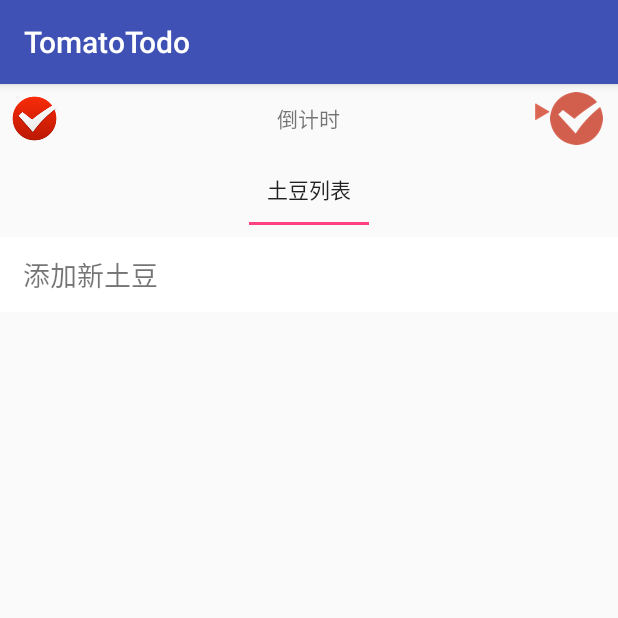
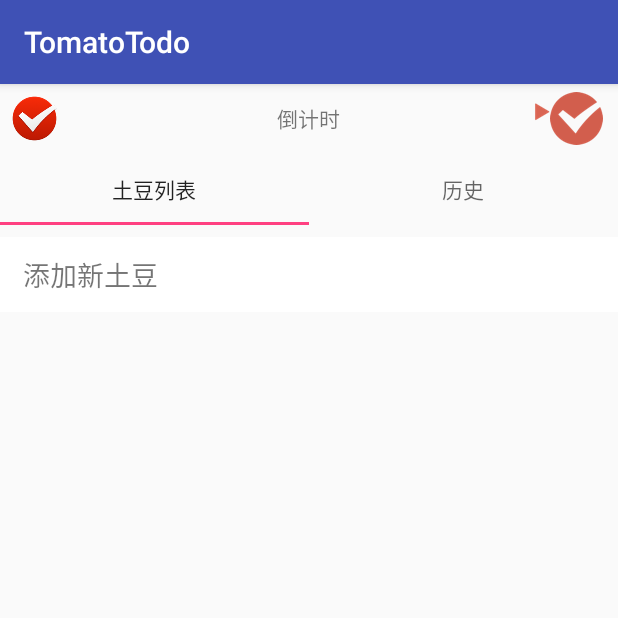
Before and after one commit to penglei3322/TomatoTodo, an Android app: the screen it shows after launch (MainActivity), on a phone screen of 412 x 824 dp, the top half of it. Run offline under Robolectric (Android 15) with nearby library versions, the phone set to English and light mode, and no system bars; our stand-ins replace EventBus.

Commit message:
统计界面

````diff
--- a/TomatoTodo/app/src/main/java/com/example/dllo/tomatotodo/main/MainActivity.java
+++ b/TomatoTodo/app/src/main/java/com/example/dllo/tomatotodo/main/MainActivity.java
@@ -10,6 +10,7 @@ import android.support.v4.view.ViewPager;
 import android.util.Log;
 import android.widget.CheckBox;
 import android.widget.CompoundButton;
+import android.widget.ExpandableListView;
 import android.widget.TextView;
 
 import com.example.dllo.tomatotodo.R;
@@ -17,6 +18,7 @@ import com.example.dllo.tomatotodo.base.BaseActivity;
 import com.example.dllo.tomatotodo.potatolist.PotatoListFragment;
 import com.example.dllo.tomatotodo.service.CountDownEvent;
 import com.example.dllo.tomatotodo.service.TomatoService;
+import com.example.dllo.tomatotodo.statistics.StatisticsFragment;
 
 import org.greenrobot.eventbus.EventBus;
 import org.greenrobot.eventbus.Subscribe;
@@ -52,6 +54,7 @@ public class MainActivity extends BaseActivity implements CompoundButton.OnCheck
         startCb = (CheckBox) findViewById(R.id.title_action_checkbox);
         fragments = new ArrayList<>();
         fragments.add(new PotatoListFragment());
+        fragments.add(new StatisticsFragment());
         adapter.setFragments(fragments);
         viewPager.setAdapter(adapter);
         tabLayout.setupWithViewPager(viewPager);
--- /dev/null
+++ b/TomatoTodo/app/src/main/java/com/example/dllo/tomatotodo/statistics/StatisticsFragment.java
@@ -0,0 +1,121 @@
+package com.example.dllo.tomatotodo.statistics;
+
+import android.util.Log;
+import android.view.View;
+import android.widget.TextView;
+
+import com.example.dllo.tomatotodo.R;
+import com.example.dllo.tomatotodo.base.BaseFragment;
+
+import java.text.SimpleDateFormat;
+import java.util.Date;
+import java.util.HashMap;
+
+/**
+ * Created by dllo on 16/7/18.
+ */
+public class StatisticsFragment extends BaseFragment implements View.OnClickListener {
+
+    private TextView tvLeft, tvCenter, tvRight, tvAll, tvAverage, tvGrowth;
+    private HashMap<Integer, String> map;
+    private String date;//当时的日期,用作点击事件判断
+    private int dates;//map里日期的key
+    private int temp = 0;//记录点击的次数
+
+    @Override
+    public int createView() {
+        return R.layout.fragmet_statistics;
+    }
+
+    @Override
+    public void initView(View view) {
+        tvLeft = (TextView) view.findViewById(R.id.tv_left_fragment_statics);
+        tvCenter = (TextView) view.findViewById(R.id.tv_center_fragment_statics);
+        tvRight = (TextView) view.findViewById(R.id.tv_right_fragment_statics);
+        tvAll = (TextView) view.findViewById(R.id.tv_tomato_all);
+        tvAverage = (TextView) view.findViewById(R.id.tv_daily_average);
+        tvGrowth = (TextView) view.findViewById(R.id.tv_month_growth);
+        tvLeft.setOnClickListener(this);
+        tvCenter.setOnClickListener(this);
+        tvRight.setOnClickListener(this);
+    }
+
+    @Override
+    public void initData() {
+        //添加HashMap
+        tvCenter.setText("过去三十天");
+        map = new HashMap<>();
+        map.put(1, "一月");
+        map.put(2, "二月");
+        map.put(3, "三月");
+        map.put(4, "四月");
+        map.put(5, "五月");
+        map.put(6, "六月");
+        map.put(7, "七月");
+        map.put(8, "八月");
+        map.put(9, "九月");
+        map.put(10, "十月");
+        map.put(11, "十一月");
+        map.put(12, "十二月");
+        //根据当时时间的月份从hashMap中获取三个TextView的显示内容
+        SimpleDateFormat format = new SimpleDateFormat("MM");
+        date = format.format(new Date());
+        Log.d("date", date);
+        //将String类型的date 转化成为int类型
+        dates = Integer.valueOf(date);
+        Log.d("dates", dates + "```");
+        //根据转换的int类型key值拿到想要的月份
+        tvLeft.setText(map.get(dates));
+
+
+    }
+
+    @Override
+    public void onClick(View v) {
+        switch (v.getId()) {
+            case R.id.tv_left_fragment_statics:
+                dates--;
+                Log.d("dateLeft",dates + "-");
+                //当点击到一月份时候,让TextView可以重新循环整个map
+                if (dates == 0) {
+                    dates = 12;
+                }
+                tvRight.setText(tvCenter.getText().toString());
+                //当点击左侧按钮时,把左侧按钮中的值赋给中间按钮
+                tvCenter.setText(tvLeft.getText().toString());
+                tvLeft.setText(map.get(dates));
+                //每当点击一次左侧按钮,记录一次
+                temp++;
+                Log.d("tempLeft",temp + "-");
+                break;
+
+            case R.id.tv_center_fragment_statics:
+
+                break;
+
+            case R.id.tv_right_fragment_statics:
+                //首先判断点击的temp次数,如果为0,则拦截点击事件
+                if (temp == 0) {
+                    return;
+                }
+                dates++;
+                if (temp == 1){
+                    tvLeft.setText(tvCenter.getText().toString());
+                    tvCenter.setText(tvRight.getText().toString());
+                    tvRight.setText("过去三十天");
+                    temp--;
+
+                }else {
+                    Log.d("dates", dates + "月");
+                    tvLeft.setText(tvCenter.getText().toString());
+                    tvCenter.setText(tvRight.getText().toString());
+                    tvRight.setText(map.get(dates));
+                    temp--;
+                }
+
+                break;
+
+
+        }
+    }
+}
````
Also changed, not shown: TomatoTodo/app/src/main/res/drawable/statistic_left_tv.xml (added, +16 -0 lines), TomatoTodo/app/src/main/res/layout/fragmet_statistics.xml (added, +133 -0 lines).
